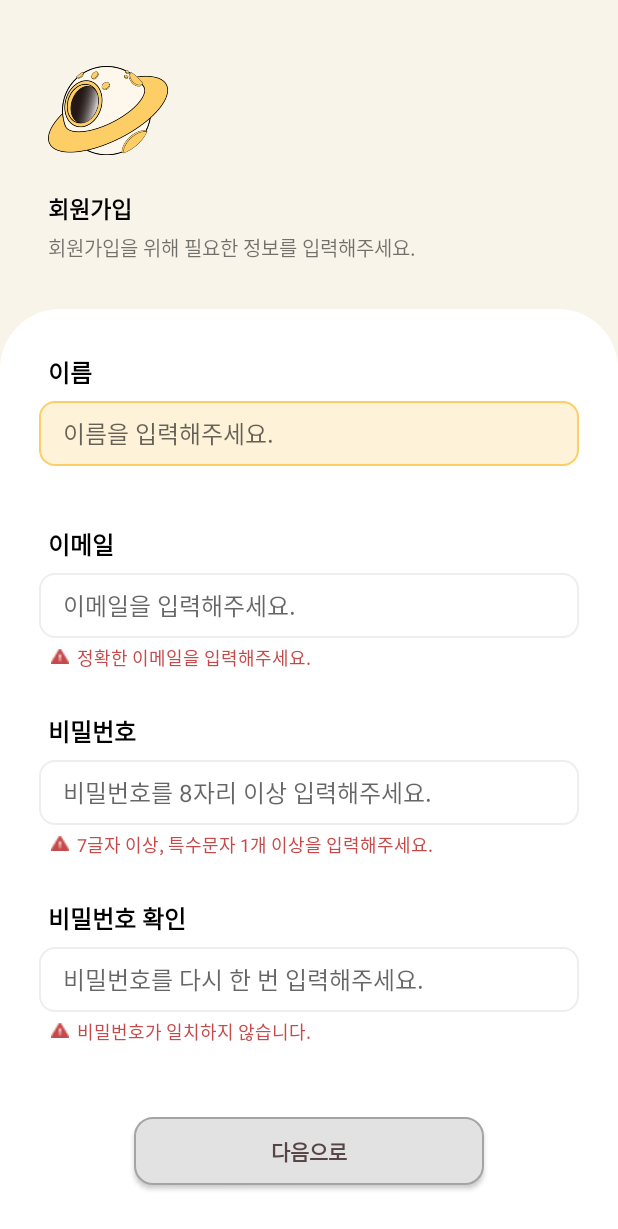
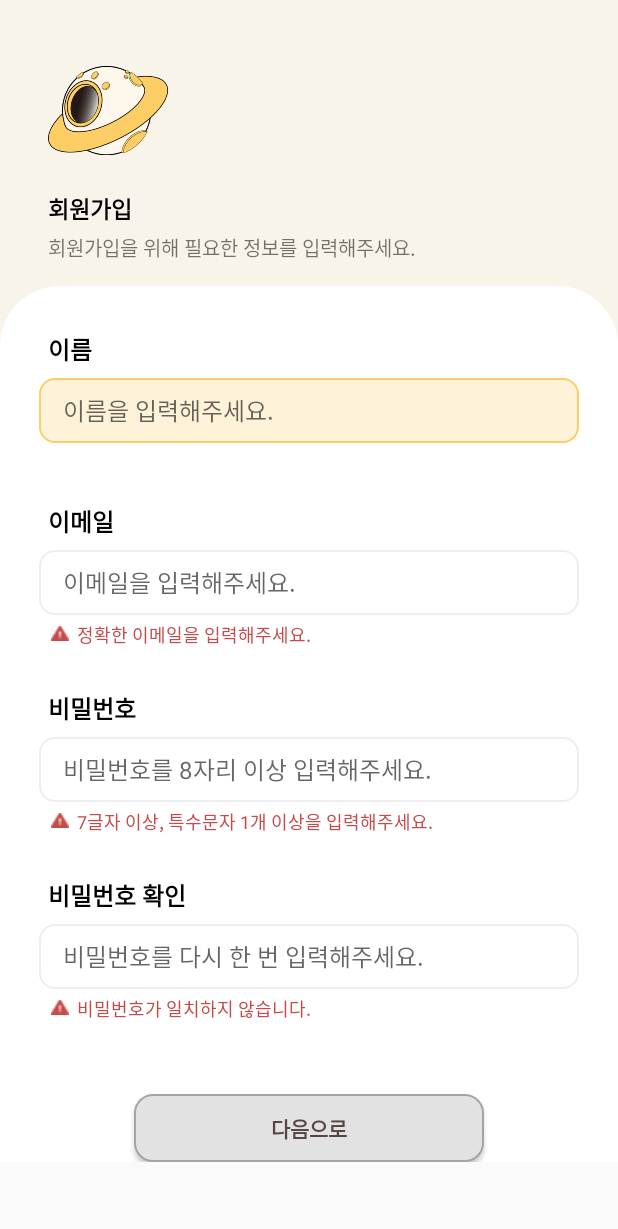
Before and after one commit to DogPlannet/android2, an Android app: the InfoActivity screen opened directly, with no data from a screen before it, on a phone screen of 412 x 824 dp. Shown: the top 1229 px of the screen. Run offline under Robolectric (Android 15) with nearby library versions, the phone set to English and light mode, and no system bars.

Commit message:
스크롤뷰 추가

```diff
--- a/app/src/main/res/layout/activity_info.xml
+++ b/app/src/main/res/layout/activity_info.xml
@@ -1,8 +1,10 @@
 <?xml version="1.0" encoding="utf-8"?>
-
-<LinearLayout xmlns:android="http://schemas.android.com/apk/res/android"
+<ScrollView xmlns:android="http://schemas.android.com/apk/res/android"
     xmlns:app="http://schemas.android.com/apk/res-auto"
     xmlns:tools="http://schemas.android.com/tools"
+    android:layout_height="wrap_content"
+    android:layout_width="match_parent">
+<LinearLayout
     android:layout_width="match_parent"
     android:layout_height="match_parent"
     android:background="@color/main"
@@ -258,3 +260,5 @@
     </LinearLayout>
 
 </LinearLayout>
+
+</ScrollView>
```
